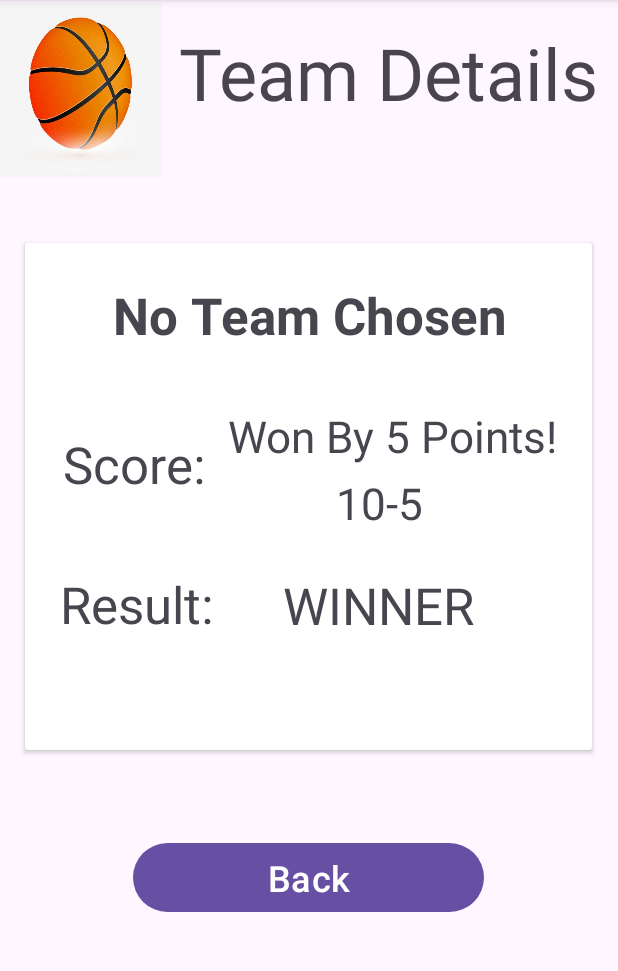
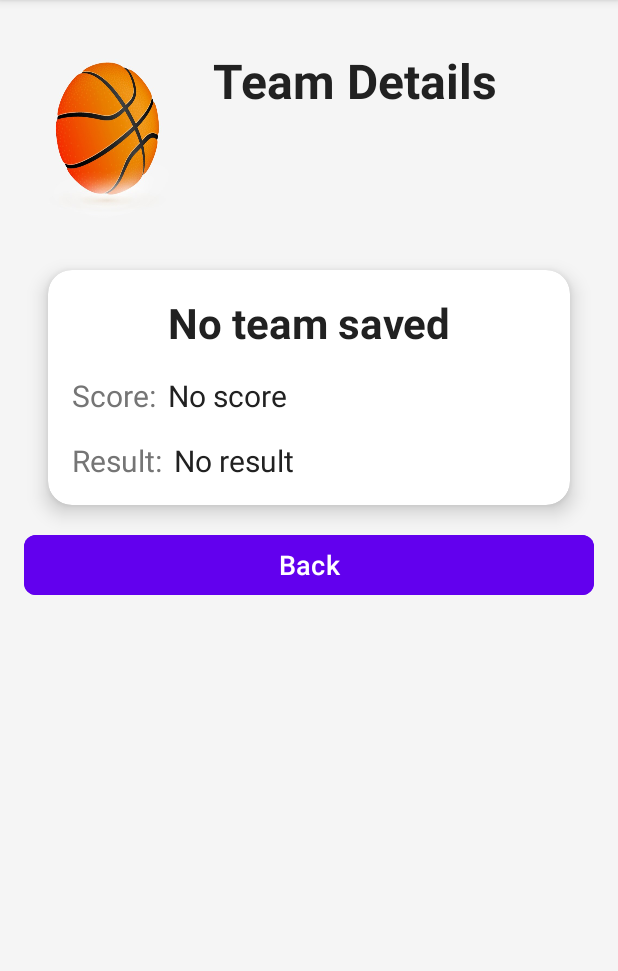
Before and after one commit to imufiii/Capstone-INFO6134, an Android app: the screen it shows after launch (TeamDetails), after a tap on "Team Details", on a phone screen of 412 x 824 dp, the part 96-1067 px from its top. Run offline under Robolectric (Android 15) with nearby library versions, the phone set to English and light mode, and no system bars.

Commit message:
#13 updated the design to make it more appealing and added score and result to shared preference

```diff
--- a/app/src/main/java/ssalim/example/capstone_info6134/MainActivity.kt
+++ b/app/src/main/java/ssalim/example/capstone_info6134/MainActivity.kt
@@ -10,6 +10,7 @@ import android.widget.ArrayAdapter
 import android.widget.Spinner
 import android.widget.Toast
 import androidx.appcompat.app.AlertDialog
+import androidx.core.content.ContextCompat.startActivity
 
 class MainActivity : AppCompatActivity() {
     override fun onCreate(savedInstanceState: Bundle?) {
@@ -51,7 +52,9 @@ class MainActivity : AppCompatActivity() {
                 val selectedTeam = spinner.selectedItem.toString()
                 sharedPreference.saveTeam(this, selectedTeam)
                 Toast.makeText(this, "You picked: $selectedTeam", Toast.LENGTH_SHORT).show()
-
+                sharedPreference.saveTeam(this, "Team A")
+                sharedPreference.saveTeamScore(this, "10-5")
+                sharedPreference.saveTeamResult(this, "WINNER")
             }
             .setNegativeButton("Maybe Later", null)
             .setCancelable(false)
--- a/app/src/main/java/ssalim/example/capstone_info6134/TeamDetails.kt
+++ b/app/src/main/java/ssalim/example/capstone_info6134/TeamDetails.kt
@@ -9,9 +9,19 @@ class TeamDetails : AppCompatActivity() {
     override fun onCreate(savedInstanceState: Bundle?) {
         super.onCreate(savedInstanceState)
         setContentView(R.layout.activity_team_details)
-        val savedTeamName = sharedPreference.getSavedTeam(this)
-        val teamNameTextView: TextView = findViewById(R.id.textViewTeam)
-        teamNameTextView.text = savedTeamName ?: "No Team Chosen"
+
+        val textViewTeam: TextView = findViewById(R.id.textViewTeam)
+        val textViewScore: TextView = findViewById(R.id.textView6)
+        val textViewResult: TextView = findViewById(R.id.textView8)
+
+        val team = sharedPreference.getSavedTeam(this)
+        val score = sharedPreference.getTeamScore(this)
+        val result = sharedPreference.getTeamResult(this)
+
+        textViewTeam.text = team ?: "No team saved"
+        textViewScore.text = score ?: "No score"
+        textViewResult.text = result ?: "No result"
+
         backFunction()
     }
 
--- a/app/src/main/java/ssalim/example/capstone_info6134/sharedPreference.kt
+++ b/app/src/main/java/ssalim/example/capstone_info6134/sharedPreference.kt
@@ -8,6 +8,8 @@ object sharedPreference {
 
     private const val PREF_NAME = "app_prefs"
     private const val KEY_FAVORITE_TEAM = "favorite_team"
+    private const val KEY_TEAM_SCORE = "team_score"
+    private const val KEY_TEAM_RESULT = "team_result"
     interface DeleteTeamCallback {
         fun onTeamDeleted()
     }
@@ -18,11 +20,33 @@ object sharedPreference {
         editor.putString(KEY_FAVORITE_TEAM, team)
         editor.apply()
     }
+    fun saveTeamScore(context: Context, score: String) {
+        val preferences: SharedPreferences = context.getSharedPreferences(PREF_NAME, Context.MODE_PRIVATE)
+        val editor = preferences.edit()
+        editor.putString(KEY_TEAM_SCORE, score)
+        editor.apply()
+    }
 
+    fun saveTeamResult(context: Context, result: String) {
+        val preferences: SharedPreferences = context.getSharedPreferences(PREF_NAME, Context.MODE_PRIVATE)
+        val editor = preferences.edit()
+        editor.putString(KEY_TEAM_RESULT, result)
+        editor.apply()
+    }
 
     fun getSavedTeam(context: Context): String? {
         val preferences: SharedPreferences = context.getSharedPreferences(PREF_NAME, Context.MODE_PRIVATE)
         return preferences.getString(KEY_FAVORITE_TEAM, null)
+    }
+
+    fun getTeamScore(context: Context): String? {
+        val preferences: SharedPreferences = context.getSharedPreferences(PREF_NAME, Context.MODE_PRIVATE)
+        return preferences.getString(KEY_TEAM_SCORE, null)
+    }
+
+    fun getTeamResult(context: Context): String? {
+        val preferences: SharedPreferences = context.getSharedPreferences(PREF_NAME, Context.MODE_PRIVATE)
+        return preferences.getString(KEY_TEAM_RESULT, null)
     }
 
     fun deleteTeam(context: Context, callback: favouriteActivity) {
--- a/app/src/main/res/layout/activity_main.xml
+++ b/app/src/main/res/layout/activity_main.xml
@@ -12,8 +12,8 @@
 
         <ImageView
             android:id="@+id/logoImageView"
-            android:layout_width="200dp"
-            android:layout_height="200dp"
+            android:layout_width="380dp"
+            android:layout_height="144dp"
             android:layout_marginStart="20dp"
             android:layout_marginTop="16dp"
             android:layout_marginEnd="20dp"
@@ -21,7 +21,7 @@
             app:layout_constraintEnd_toEndOf="parent"
             app:layout_constraintStart_toStartOf="parent"
             app:layout_constraintTop_toTopOf="parent"
-            app:srcCompat="@drawable/balllife" />
+            app:srcCompat="@drawable/logo" />
 
         <androidx.cardview.widget.CardView
             android:id="@+id/teamDetails"
--- a/app/src/main/res/layout/activity_team_details.xml
+++ b/app/src/main/res/layout/activity_team_details.xml
@@ -1,21 +1,23 @@
 <?xml version="1.0" encoding="utf-8"?>
-<ScrollView xmlns:android="http://schemas.android.com/apk/res/android"
+<ScrollView
+    xmlns:android="http://schemas.android.com/apk/res/android"
     xmlns:app="http://schemas.android.com/apk/res-auto"
     xmlns:tools="http://schemas.android.com/tools"
     android:layout_width="match_parent"
     android:layout_height="match_parent"
-    tools:context=".TeamDetails">
+    tools:context=".TeamDetails"
+    android:background="@color/bg1">
 
     <androidx.constraintlayout.widget.ConstraintLayout
         android:layout_width="match_parent"
-        android:layout_height="wrap_content">
+        android:layout_height="wrap_content"
+        android:padding="16dp">
 
         <ImageView
             android:id="@+id/imageView"
             android:layout_width="110dp"
             android:layout_height="116dp"
-            android:layout_marginTop="2dp"
-            android:layout_marginEnd="5dp"
+            android:layout_marginTop="16dp"
             android:scaleType="fitXY"
             app:layout_constraintEnd_toStartOf="@+id/textView"
             app:layout_constraintStart_toStartOf="parent"
@@ -24,42 +26,45 @@
 
         <TextView
             android:id="@+id/textView"
-            android:layout_width="wrap_content"
+            android:layout_width="0dp"
             android:layout_height="wrap_content"
-            android:layout_marginStart="6dp"
+            android:layout_marginStart="16dp"
             android:layout_marginTop="16dp"
-            android:layout_marginEnd="16dp"
             android:text="Team Details"
-            android:textSize="48sp"
+            android:textSize="32sp"
+            android:textColor="@color/pt1"
+            android:textStyle="bold"
             app:layout_constraintEnd_toEndOf="parent"
             app:layout_constraintStart_toEndOf="@+id/imageView"
             app:layout_constraintTop_toTopOf="parent" />
 
         <androidx.cardview.widget.CardView
             android:id="@+id/cardView4"
-            android:layout_width="378dp"
-            android:layout_height="338dp"
-            android:layout_marginStart="16dp"
-            android:layout_marginTop="44dp"
-            android:layout_marginEnd="17dp"
+            android:layout_width="0dp"
+            android:layout_height="wrap_content"
+            android:layout_marginTop="32dp"
+            android:layout_marginBottom="16dp"
+            android:layout_marginHorizontal="16dp"
+            app:cardCornerRadius="16dp"
+            app:cardElevation="8dp"
+            android:background="@color/bg2"
             app:layout_constraintEnd_toEndOf="parent"
             app:layout_constraintStart_toStartOf="parent"
             app:layout_constraintTop_toBottomOf="@+id/imageView">
 
             <androidx.constraintlayout.widget.ConstraintLayout
                 android:layout_width="match_parent"
-                android:layout_height="match_parent">
+                android:layout_height="match_parent"
+                android:padding="16dp">
 
                 <TextView
                     android:id="@+id/textViewTeam"
                     android:layout_width="wrap_content"
                     android:layout_height="wrap_content"
-                    android:layout_marginStart="98dp"
-                    android:layout_marginTop="25dp"
-                    android:layout_marginEnd="96dp"
                     android:text="Team Name"
-                    android:textSize="34sp"
+                    android:textSize="28sp"
                     android:textStyle="bold"
+                    android:textColor="@color/pt1"
                     app:layout_constraintEnd_toEndOf="parent"
                     app:layout_constraintStart_toStartOf="parent"
                     app:layout_constraintTop_toTopOf="parent" />
@@ -68,47 +73,33 @@
                     android:id="@+id/textView4"
                     android:layout_width="wrap_content"
                     android:layout_height="wrap_content"
-                    android:layout_marginStart="25dp"
-                    android:layout_marginTop="54dp"
+                    android:layout_marginTop="16dp"
                     android:text="Score:"
-                    android:textSize="34sp"
+                    android:textSize="20sp"
+                    android:textColor="@color/st1"
                     app:layout_constraintStart_toStartOf="parent"
-                    app:layout_constraintTop_toBottomOf="@+id/textViewTeam" />
-
-                <TextView
-                    android:id="@+id/textView5"
-                    android:layout_width="wrap_content"
-                    android:layout_height="wrap_content"
-                    android:layout_marginStart="12dp"
-                    android:layout_marginTop="38dp"
-                    android:layout_marginEnd="19dp"
-                    android:text="Won By 5 Points!"
-                    android:textSize="29sp"
-                    app:layout_constraintEnd_toEndOf="parent"
-                    app:layout_constraintStart_toEndOf="@+id/textView4"
                     app:layout_constraintTop_toBottomOf="@+id/textViewTeam" />
 
                 <TextView
                     android:id="@+id/textView6"
                     android:layout_width="wrap_content"
                     android:layout_height="wrap_content"
-                    android:layout_marginStart="89dp"
-                    android:layout_marginTop="5dp"
-                    android:layout_marginEnd="115dp"
+                    android:layout_marginStart="8dp"
+                    android:layout_marginTop="16dp"
                     android:text="10-5"
-                    android:textSize="29sp"
-                    app:layout_constraintEnd_toEndOf="parent"
+                    android:textSize="20sp"
+                    android:textColor="@color/pt1"
                     app:layout_constraintStart_toEndOf="@+id/textView4"
-                    app:layout_constraintTop_toBottomOf="@+id/textView5" />
+                    app:layout_constraintTop_toBottomOf="@+id/textViewTeam" />
 
                 <TextView
                     android:id="@+id/textView7"
                     android:layout_width="wrap_content"
                     android:layout_height="wrap_content"
-                    android:layout_marginStart="23dp"
-                    android:layout_marginTop="48dp"
+                    android:layout_marginTop="16dp"
                     android:text="Result:"
-                    android:textSize="34sp"
+                    android:textSize="20sp"
+                    android:textColor="@color/st1"
                     app:layout_constraintStart_toStartOf="parent"
                     app:layout_constraintTop_toBottomOf="@+id/textView4" />
 
@@ -116,12 +107,11 @@
                     android:id="@+id/textView8"
                     android:layout_width="wrap_content"
                     android:layout_height="wrap_content"
-                    android:layout_marginStart="46dp"
-                    android:layout_marginTop="26dp"
-                    android:layout_marginEnd="78dp"
+                    android:layout_marginStart="8dp"
+                    android:layout_marginTop="16dp"
                     android:text="WINNER"
-                    android:textSize="34sp"
-                    app:layout_constraintEnd_toEndOf="parent"
+                    android:textSize="20sp"
+                    android:textColor="@color/pt1"
                     app:layout_constraintStart_toEndOf="@+id/textView7"
                     app:layout_constraintTop_toBottomOf="@+id/textView6" />
             </androidx.constraintlayout.widget.ConstraintLayout>
@@ -129,13 +119,14 @@
 
         <Button
             android:id="@+id/backBtn"
-            android:layout_width="234dp"
-            android:layout_height="54dp"
-            android:layout_marginStart="88dp"
-            android:layout_marginTop="58dp"
-            android:layout_marginEnd="89dp"
+            android:layout_width="0dp"
+            android:layout_height="wrap_content"
+            android:layout_marginTop="16dp"
             android:text="Back"
-            android:textSize="24sp"
+            android:textSize="18sp"
+            android:backgroundTint="@color/bb1"
+            android:textColor="@color/bt1"
+            app:cornerRadius="8dp"
             app:layout_constraintEnd_toEndOf="parent"
             app:layout_constraintStart_toStartOf="parent"
             app:layout_constraintTop_toBottomOf="@+id/cardView4" />
--- a/app/src/main/res/values/colors.xml
+++ b/app/src/main/res/values/colors.xml
@@ -6,4 +6,10 @@
     <color name="red">#FC3D39</color>
     <color name="grey">#8e8e93</color>
     <color name="greyish">#272727</color>
+    <color name="bg1">#F5F5F5</color>
+    <color name="bg2">#FFFFFF</color>
+    <color name="pt1">#212121</color>
+    <color name="st1">#757575</color>
+    <color name="bb1">#6200EE</color>
+    <color name="bt1">#FFFFFF</color>
 </resources>
```
